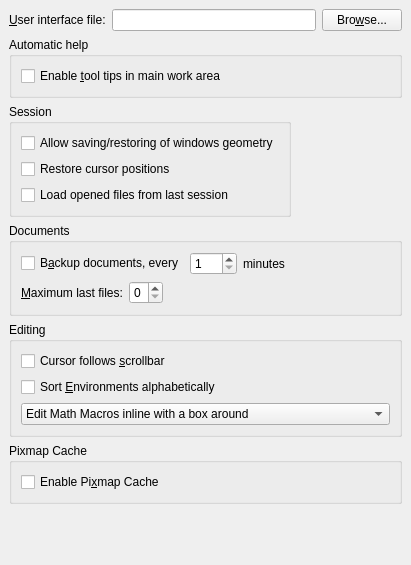
Above: src/frontends/qt4/ui/PrefUi.ui from cburschka/lyx before the change. Below: the same form after it.
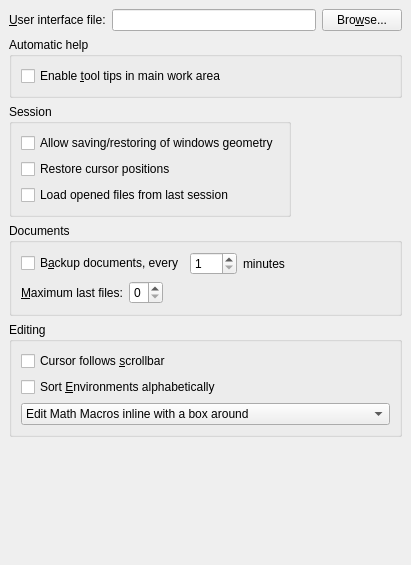
That is the form after the change.

Commit message: * move the Pixmap Cache check box where it belongs: screen fonts

Patch:
```diff
--- a/src/frontends/qt4/ui/PrefUi.ui
+++ b/src/frontends/qt4/ui/PrefUi.ui
@@ -128,40 +128,6 @@
      </layout>
     </widget>
    </item>
-   <item row="5" column="0" colspan="3" >
-    <widget class="QGroupBox" name="pixmapCacheGB" >
-     <property name="title" >
-      <string>Pixmap Cache</string>
-     </property>
-     <property name="alignment" >
-      <set>Qt::AlignLeading|Qt::AlignLeft|Qt::AlignTop</set>
-     </property>
-     <property name="flat" >
-      <bool>true</bool>
-     </property>
-     <layout class="QGridLayout" >
-      <property name="margin" >
-       <number>9</number>
-      </property>
-      <property name="spacing" >
-       <number>6</number>
-      </property>
-      <item row="0" column="0" >
-       <widget class="QCheckBox" name="pixmapCacheCB" >
-        <property name="toolTip" >
-         <string>&lt;html>&lt;head>&lt;meta name="qrichtext" content="1" />&lt;style type="text/css">
-p, li { white-space: pre-wrap; }
-&lt;/style>&lt;/head>&lt;body style=" font-family:'Sans Serif'; font-size:9pt; font-weight:400; font-style:normal;">
-&lt;p style=" margin-top:0px; margin-bottom:0px; margin-left:0px; margin-right:0px; -qt-block-indent:0; text-indent:0px;">Checking this improves performance, but might decrease the on-screen quality of fonts.&lt;/p>&lt;/body>&lt;/html></string>
-        </property>
-        <property name="text" >
-         <string>Enable Pi&amp;xmap Cache</string>
-        </property>
-       </widget>
-      </item>
-     </layout>
-    </widget>
-   </item>
    <item row="0" column="0" >
     <widget class="QLabel" name="uiFileLA" >
      <property name="text" >
```
Left out of the diff: 1 changed line with no effect on the pictures. The commit also changes 2 other files.
